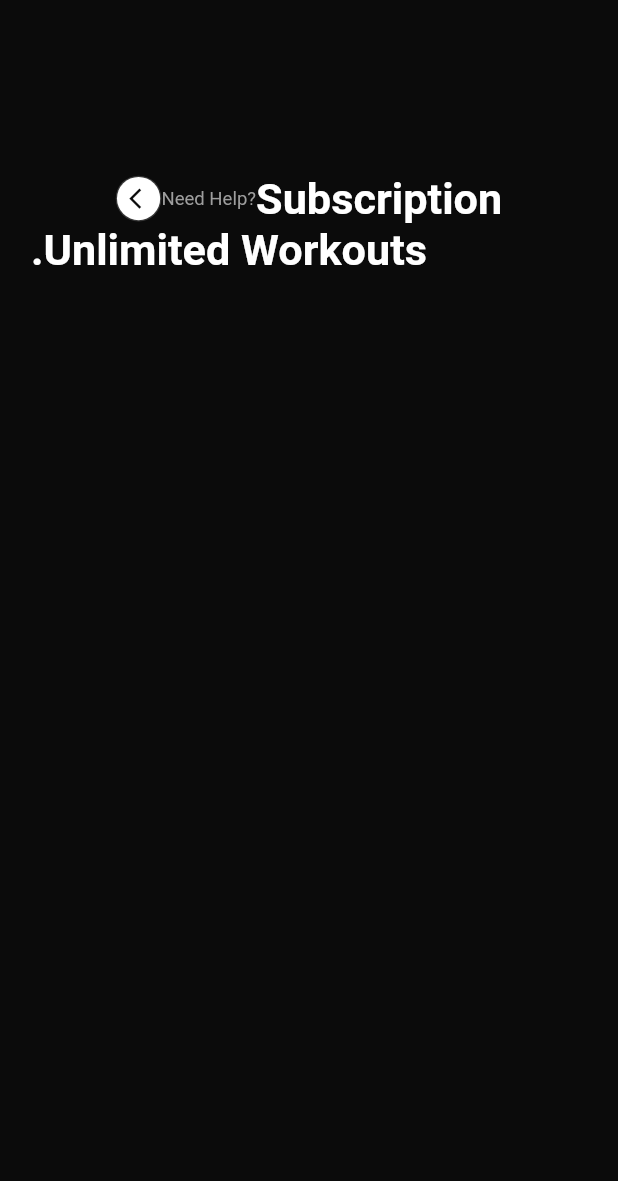
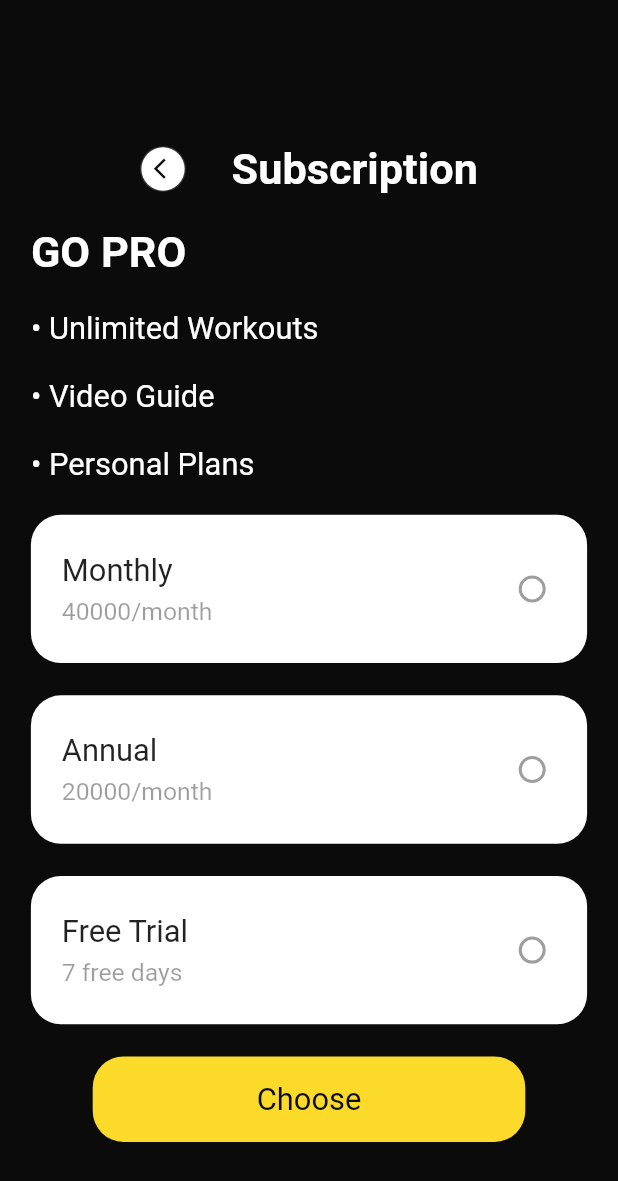
Before and after one commit to naqeeb9a/warehouse-gym, a Flutter app: the Subscription screen opened directly, on a phone screen of 412 x 824 dp. Shown: the top 1181 px of the screen. Run offline on Flutter 3.47's test engine with Material 2 defaults, Android fonts, the phone set to English and light mode, and no system bars.

Commit message:
[atif]: subscription.dart

```diff
--- a/lib/main.dart
+++ b/lib/main.dart
@@ -1,5 +1,6 @@
 import 'package:flutter/material.dart';
 import 'package:warehouse_gym/screens/login.dart';
+import 'package:warehouse_gym/screens/subscription.dart';
 
 void main() {
   runApp(const MyApp());
--- a/lib/screens/subscription.dart
+++ b/lib/screens/subscription.dart
@@ -18,16 +18,22 @@ class _SubscriptionState extends State<Subscription> {
       backgroundColor: myBlack,
       body: Align(
         alignment: Alignment.bottomCenter,
+        child: Padding(
+          padding: EdgeInsets.only(bottom: dynamicHeight(context, 0.05)),
           child: SizedBox(
             width: dynamicWidth(context, .9),
             height: dynamicHeight(context, .86),
-          // color: myYellow,
             child: Column(
+              mainAxisAlignment: MainAxisAlignment.spaceEvenly,
               children: [
                 Row(
                   mainAxisAlignment: MainAxisAlignment.center,
                   children: [
-                  bar(context, true),
+                    bar(
+                      context,
+                      true,
+                      centerCheck: true,
+                    ),
                     text(
                       context,
                       "Subscription",
@@ -42,24 +48,107 @@ class _SubscriptionState extends State<Subscription> {
                   children: [
                     text(
                       context,
-                    ".",
-                    .07,
-                    myWhite,
-                    bold: true,
-                  ),
-                  text(
-                    context,
-                    "Unlimited Workouts",
+                      "GO PRO",
                       .07,
                       myWhite,
                       bold: true,
                     ),
                   ],
                 ),
+                Row(
+                  mainAxisAlignment: MainAxisAlignment.start,
+                  children: [
+                    text(
+                      context,
+                      "• Unlimited Workouts",
+                      .05,
+                      myWhite,
+                      bold: false,
+                    ),
                   ],
+                ),
+                Row(
+                  mainAxisAlignment: MainAxisAlignment.start,
+                  children: [
+                    text(
+                      context,
+                      "• Video Guide",
+                      .05,
+                      myWhite,
+                      bold: false,
+                    ),
+                  ],
+                ),
+                Row(
+                  mainAxisAlignment: MainAxisAlignment.start,
+                  children: [
+                    text(
+                      context,
+                      "• Personal Plans",
+                      .05,
+                      myWhite,
+                      bold: false,
+                    ),
+                  ],
+                ),
+                planCard(context,"Monthly","40000/month"),
+                planCard(context,"Annual","20000/month"),
+                planCard(context,"Free Trial","7 free days"),
+            colorfulButton(context, "Choose", myBlack, myYellow,),
+              ],
+            ),
           ),
         ),
       ),
     );
   }
 }
+
+Widget planCard(
+  context,validity,paisa
+) {
+  return Container(
+    padding: EdgeInsets.symmetric(horizontal: dynamicWidth(context, 0.05)),
+    width: dynamicWidth(context, 0.9),
+    height: dynamicHeight(context, 0.12),
+    decoration:
+        BoxDecoration(color: myWhite, borderRadius: BorderRadius.circular(20)),
+    child: Row(
+      mainAxisAlignment: MainAxisAlignment.spaceBetween,
+      children: [
+        Column(
+          crossAxisAlignment: CrossAxisAlignment.start,
+          mainAxisAlignment: MainAxisAlignment.center,
+          children: [
+            Row(
+              children: [
+                Text(
+                  validity,
+                  style: TextStyle(
+                    fontSize: dynamicWidth(context, 0.05),
+                  ),
+                ),
+              ],
+            ),
+            SizedBox(
+              height: dynamicHeight(context, 0.007),
+            ),
+            Row(
+              children: [
+                Text(
+                  paisa,
+                  style: TextStyle(
+                    fontSize: dynamicWidth(context, 0.04),
+                    color: myBlack.withOpacity(0.4)
+                  ),
+                ),
+              ],
+            ),
+          ],
+        ),
+
+        Radio(value: "yes", groupValue: null, onChanged: null,visualDensity: VisualDensity(horizontal: -4),),
+      ],
+    ),
+  );
+}
```
Lines whose indentation alone changed are shown as unchanged.
